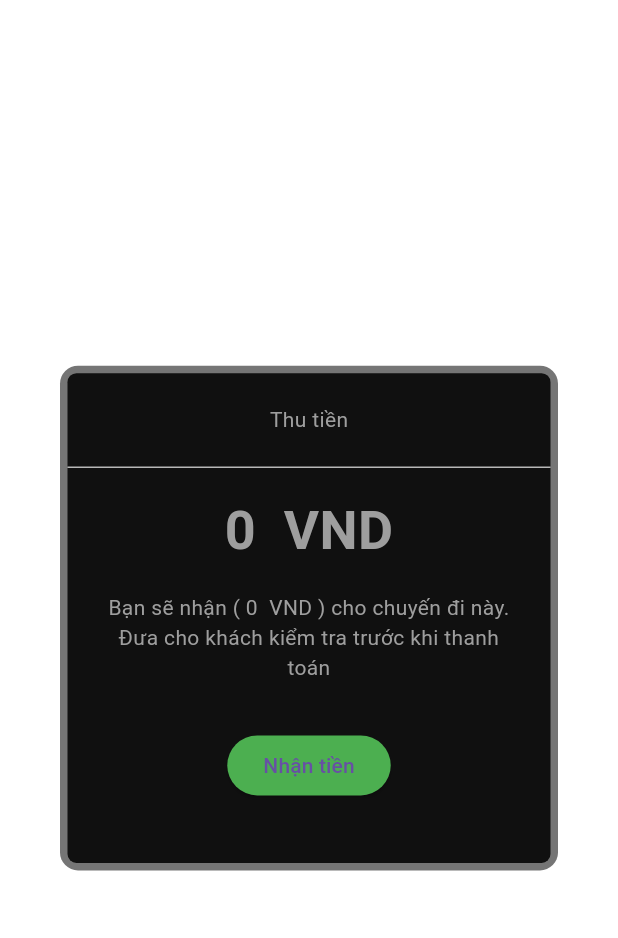
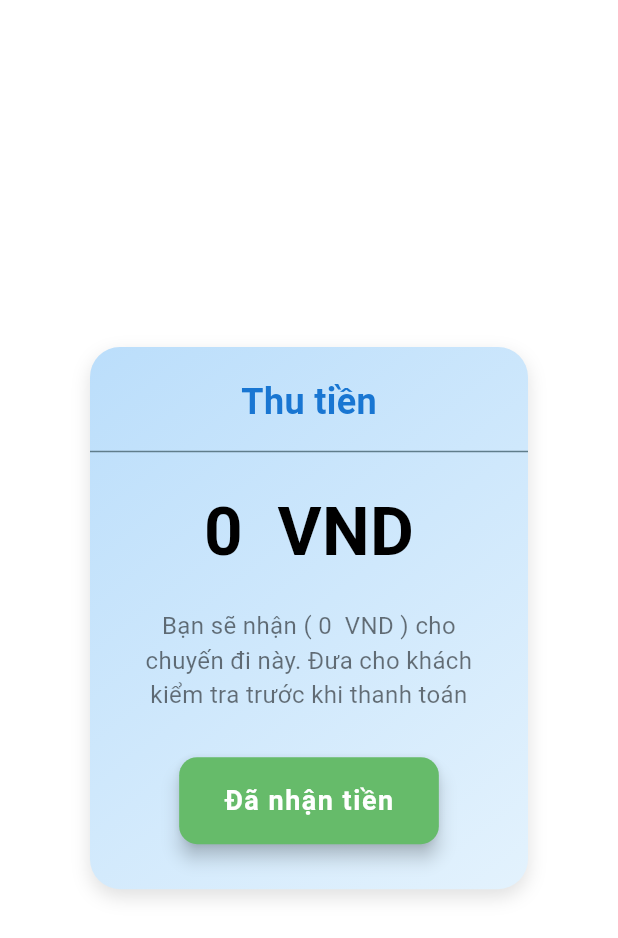
Before and after one commit to Duc15/driver-role-App-Dat-Xe, a Flutter app: the PaymentDialog widget shown alone on an empty page, opened directly with empty values, on a phone screen of 412 x 824 dp. Shown: the top 938 px of the screen. Run offline on Flutter 3.47's test engine with Material 3 defaults, Android fonts, the light colour scheme and no system bars; our stand-ins replace camera, connectivity_plus, file_picker, firebase_auth, firebase_core, firebase_database and 6 more; missing offline and left inert: flutter_geofire, flutter_polyline_points; accounts and stored records are empty; network calls fail.

Commit message:
update payment dialog UI

```diff
--- a/lib/widgets/payment_dialog.dart
+++ b/lib/widgets/payment_dialog.dart
@@ -36,60 +36,78 @@ class _PaymentDialogState extends State<PaymentDialog> {
 
     return Dialog(
       shape: RoundedRectangleBorder(
-        borderRadius: BorderRadius.circular(12),
+        borderRadius:
+            BorderRadius.circular(20), // Tăng độ bo góc cho hiện đại hơn
       ),
-      backgroundColor: Colors.black54,
+      backgroundColor: Colors.white, // Màu nền sáng
       child: Container(
-        margin: const EdgeInsets.all(5.0),
+        margin: const EdgeInsets.all(20.0), // Cải thiện margin
         width: double.infinity,
         decoration: BoxDecoration(
-          color: Colors.black87,
-          borderRadius: BorderRadius.circular(6),
+          gradient: LinearGradient(
+            // Thêm gradient nền sáng
+            colors: [Colors.blue.shade100, Colors.blue.shade50],
+            begin: Alignment.topLeft,
+            end: Alignment.bottomRight,
+          ),
+          borderRadius: BorderRadius.circular(20),
+          boxShadow: [
+            BoxShadow(
+              color: Colors.black12, // Bóng nhẹ để nổi bật
+              blurRadius: 10,
+              offset: Offset(0, 5),
+            ),
+          ],
         ),
         child: Column(
           mainAxisSize: MainAxisSize.min,
           children: [
             const SizedBox(
-              height: 21,
+              height: 20,
             ),
-            const Text(
+            Text(
               "Thu tiền",
               style: TextStyle(
-                color: Colors.grey,
+                color: Colors.blue.shade700, // Màu chữ nổi bật hơn
+                fontSize: 24,
+                fontWeight: FontWeight.bold, // Font đậm
               ),
             ),
             const SizedBox(
-              height: 21,
+              height: 15,
             ),
             const Divider(
               height: 1.5,
-              color: Colors.white70,
+              color: Colors.blueGrey,
               thickness: 1.0,
             ),
             const SizedBox(
-              height: 16,
+              height: 20,
             ),
             Text(
               "$formattedFareAmount VND",
               style: const TextStyle(
-                color: Colors.grey,
-                fontSize: 36,
+                color: Colors.black,
+                fontSize: 45, // Tăng kích thước chữ
                 fontWeight: FontWeight.bold,
               ),
             ),
             const SizedBox(
-              height: 16,
+              height: 20,
             ),
             Padding(
               padding: const EdgeInsets.symmetric(horizontal: 20),
               child: Text(
                 "Bạn sẽ nhận ( $formattedFareAmount VND ) cho chuyến đi này. Đưa cho khách kiểm tra trước khi thanh toán",
                 textAlign: TextAlign.center,
-                style: const TextStyle(color: Colors.grey),
+                style: const TextStyle(
+                  color: Colors.black54, // Màu chữ dễ nhìn hơn
+                  fontSize: 16,
+                ),
               ),
             ),
             const SizedBox(
-              height: 31,
+              height: 30,
             ),
             ElevatedButton(
               onPressed: () {
@@ -101,15 +119,27 @@ class _PaymentDialogState extends State<PaymentDialog> {
                 // Restart.restartApp();
               },
               style: ElevatedButton.styleFrom(
-                backgroundColor: Colors.green,
+                backgroundColor: Colors.green.shade400, // Màu nút hiện đại
+                padding:
+                    const EdgeInsets.symmetric(vertical: 16, horizontal: 30),
+                shape: RoundedRectangleBorder(
+                  borderRadius: BorderRadius.circular(12), // Bo góc nút
+                ),
+                elevation: 5, // Bóng đổ nhẹ
               ),
               child: const Text(
-                "Nhận tiền",
+                "Đã nhận tiền",
+                style: TextStyle(
+                  color: Colors.white,
+                  fontSize: 18, // Tăng kích thước chữ nút
+                  fontWeight: FontWeight.bold,
+                  letterSpacing: 1.0, // Khoảng cách giữa các chữ
+                ),
               ),
             ),
             const SizedBox(
-              height: 41,
-            )
+              height: 30,
+            ),
           ],
         ),
       ),
```
